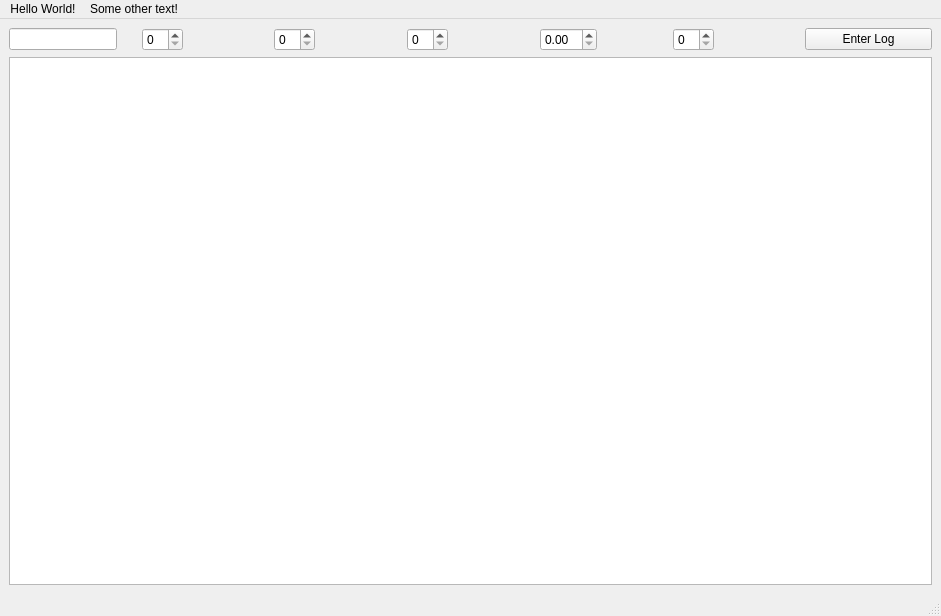
Above: ui/mainwindow.ui from thelenlucas/Senior-Design before the change. Below: the same form after it.
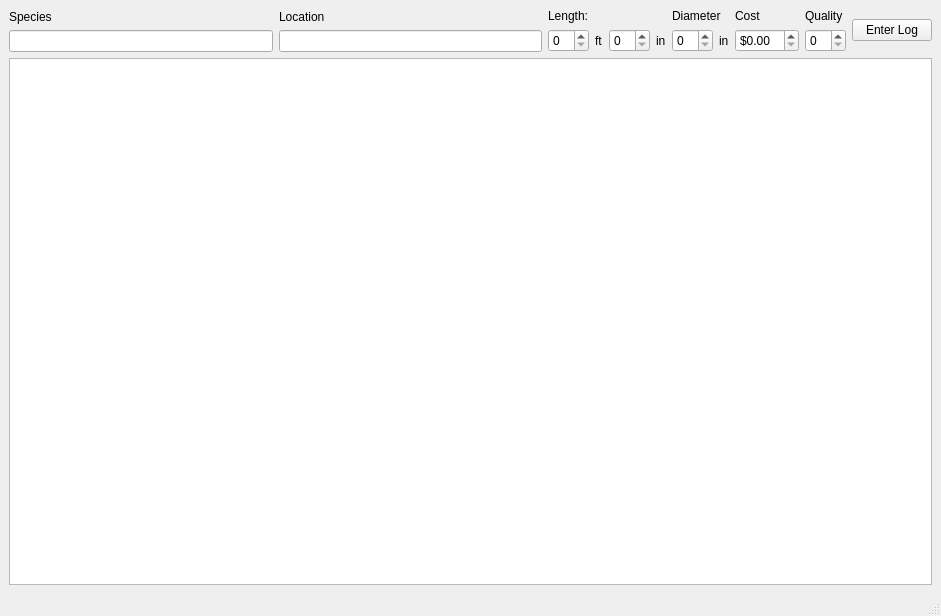
That is the form after the change.

Commit message: Better log entry and viewing

```diff
--- a/ui/mainwindow.ui
+++ b/ui/mainwindow.ui
@@ -22,31 +22,149 @@
   <widget class="QWidget" name="centralwidget">
    <layout class="QVBoxLayout" name="verticalLayout">
     <item>
-     <layout class="QHBoxLayout" name="horizontalLayout">
-      <item alignment="Qt::AlignLeft">
-       <widget class="QLineEdit" name="speciesText"/>
-      </item>
-      <item alignment="Qt::AlignLeft">
-       <widget class="QSpinBox" name="lenFt"/>
-      </item>
-      <item alignment="Qt::AlignLeft">
-       <widget class="QSpinBox" name="lenIn"/>
-      </item>
-      <item alignment="Qt::AlignLeft">
-       <widget class="QSpinBox" name="diamIn"/>
-      </item>
-      <item alignment="Qt::AlignLeft">
-       <widget class="QDoubleSpinBox" name="cost"/>
-      </item>
-      <item alignment="Qt::AlignLeft">
-       <widget class="QSpinBox" name="quality"/>
-      </item>
+     <layout class="QVBoxLayout" name="logEntryLayout">
       <item>
-       <widget class="QPushButton" name="enterLogButton">
-        <property name="text">
-         <string>Enter Log</string>
-        </property>
-       </widget>
+       <layout class="QHBoxLayout" name="horizontalLayout">
+        <item>
+         <layout class="QVBoxLayout" name="verticalLayout_3">
+          <item>
+           <widget class="QLabel" name="label_4">
+            <property name="text">
+             <string>Species</string>
+            </property>
+           </widget>
+          </item>
+          <item>
+           <widget class="QLineEdit" name="speciesText">
+            <property name="toolTip">
+             <string>Enter the species (&quot;Oak&quot;, &quot;&quot;Aspen&quot;, etc.)</string>
+            </property>
+           </widget>
+          </item>
+         </layout>
+        </item>
+        <item>
+         <layout class="QHBoxLayout" name="horizontalLayout_4">
+          <item>
+           <layout class="QVBoxLayout" name="verticalLayout_8">
+            <item>
+             <widget class="QLabel" name="label_9">
+              <property name="text">
+               <string>Location</string>
+              </property>
+             </widget>
+            </item>
+            <item>
+             <widget class="QLineEdit" name="locationEntry"/>
+            </item>
+           </layout>
+          </item>
+         </layout>
+        </item>
+        <item>
+         <layout class="QVBoxLayout" name="verticalLayout_2">
+          <item>
+           <widget class="QLabel" name="label">
+            <property name="text">
+             <string>Length:</string>
+            </property>
+           </widget>
+          </item>
+          <item>
+           <layout class="QHBoxLayout" name="horizontalLayout_2">
+            <item>
+             <widget class="QSpinBox" name="lenFt"/>
+            </item>
+            <item>
+             <widget class="QLabel" name="label_2">
+              <property name="text">
+               <string>ft</string>
+              </property>
+             </widget>
+            </item>
+            <item>
+             <widget class="QSpinBox" name="diamIn"/>
+            </item>
+            <item>
+             <widget class="QLabel" name="label_3">
+              <property name="text">
+               <string>in</string>
+              </property>
+             </widget>
+            </item>
+           </layout>
+          </item>
+         </layout>
+        </item>
+        <item>
+         <layout class="QVBoxLayout" name="verticalLayout_5">
+          <item>
+           <widget class="QLabel" name="label_5">
+            <property name="text">
+             <string>Diameter</string>
+            </property>
+           </widget>
+          </item>
+          <item>
+           <layout class="QHBoxLayout" name="horizontalLayout_3">
+            <item>
+             <widget class="QSpinBox" name="lenIn"/>
+            </item>
+            <item>
+             <widget class="QLabel" name="label_6">
+              <property name="text">
+               <string>in</string>
+              </property>
+             </widget>
+            </item>
+           </layout>
+          </item>
+         </layout>
+        </item>
+        <item>
+         <layout class="QVBoxLayout" name="verticalLayout_6">
+          <item>
+           <widget class="QLabel" name="label_7">
+            <property name="text">
+             <string>Cost</string>
+            </property>
+           </widget>
+          </item>
+          <item>
+           <widget class="QDoubleSpinBox" name="cost">
+            <property name="prefix">
+             <string>$</string>
+            </property>
+           </widget>
+          </item>
+         </layout>
+        </item>
+        <item>
+         <layout class="QVBoxLayout" name="verticalLayout_7">
+          <item>
+           <widget class="QLabel" name="label_8">
+            <property name="text">
+             <string>Quality</string>
+            </property>
+           </widget>
+          </item>
+          <item>
+           <widget class="QSpinBox" name="quality">
+            <property name="toolTip">
+             <string>(1 - 5)</string>
+            </property>
+           </widget>
+          </item>
+         </layout>
+        </item>
+        <item>
+         <widget class="QPushButton" name="enterLogButton">
+          <property name="text">
+           <string>Enter Log</string>
+          </property>
+         </widget>
+        </item>
+       </layout>
       </item>
      </layout>
     </item>
@@ -68,18 +186,6 @@
      <height>24</height>
     </rect>
    </property>
-   <widget class="QMenu" name="menuHello_World">
-    <property name="title">
-     <string>Hello World!</string>
-    </property>
-   </widget>
-   <widget class="QMenu" name="menuSome_other_text">
-    <property name="title">
-     <string>Some other text!</string>
-    </property>
-   </widget>
-   <addaction name="menuHello_World"/>
-   <addaction name="menuSome_other_text"/>
   </widget>
   <widget class="QStatusBar" name="statusbar"/>
  </widget>
```
Left out of the diff: 2 changed lines with no effect on the pictures. The commit also changes 6 other files.
